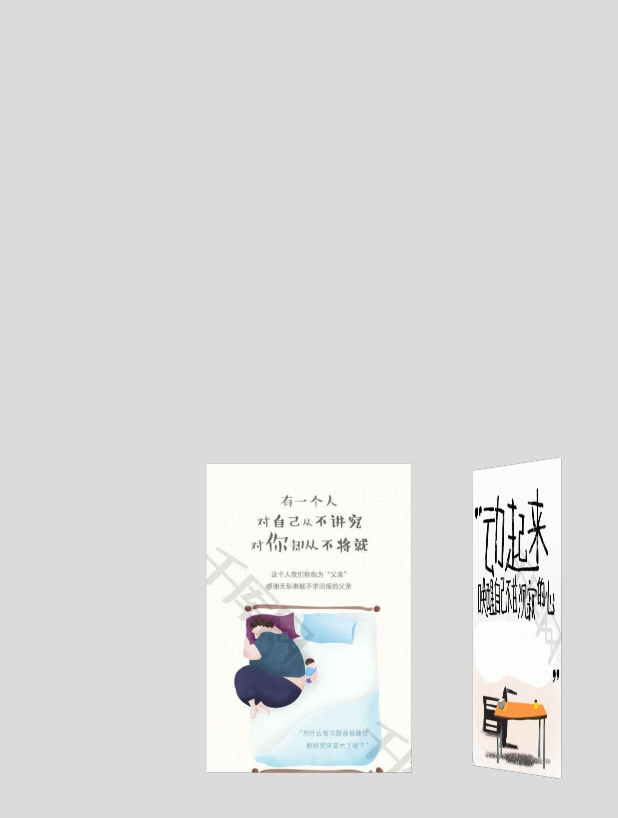
After one commit to moodstrikerdd/DemoGo, an Android app: the ViewPagerActivity screen opened directly, with no data from a screen before it, on a phone screen of 412 x 824 dp. The commit adds this screen. Shown: the top 818 px of the screen. Run offline under Robolectric (Android 15) with nearby library versions, the phone set to English and light mode, and no system bars.

Commit message:
ViewPager一屏多显，全ViewPager可滑动

```diff
--- a/app/src/main/java/com/moo/demogo/MainActivity.kt
+++ b/app/src/main/java/com/moo/demogo/MainActivity.kt
@@ -12,6 +12,7 @@ import com.moo.demogo.mainframe.headerandfooter.HeaderFooterActivity
 import com.moo.demogo.mainframe.sidesliplistview.SideSlipActivity
 import com.moo.demogo.mainframe.snaphelper.SnaphelperActivity
 import com.moo.demogo.mainframe.textwidth.TextWidthActivity
+import com.moo.demogo.mainframe.viewpager.ViewPagerActivity
 import com.moo.demogo.mainframe.webview.WebViewActivity
 import kotlinx.android.synthetic.main.activity_main.*
 import org.jetbrains.anko.toast
@@ -24,7 +25,8 @@ class MainActivity : BaseActivity() {
             ActivityNameBean("HeaderFooterActivity", "RecyclerView添加多头和尾，使用装饰者模式，将正常Adapter包装，使其可以addHeaderView和addFooterView", HeaderFooterActivity::class.java),
             ActivityNameBean("CoroutinesActivity", "kotlin重点---协程\n线程间调度，是异步任务能线性调用。", CoroutinesActivity::class.java),
             ActivityNameBean("TextWidthActivity", "TextView限制宽度\nmaxWidth maxLength maxEms区别", TextWidthActivity::class.java),
-            ActivityNameBean("SnaphelperActivity", "snaphelper\nsnaphelper recyclerView扩展工具类，实现ViewPager功能", SnaphelperActivity::class.java)
+            ActivityNameBean("SnaphelperActivity", "snaphelper\nsnaphelper recyclerView扩展工具类，实现ViewPager功能", SnaphelperActivity::class.java),
+            ActivityNameBean("ViewPagerActivity", "ViewPagerActivity\n实现一屏多显，无限滑动ViewPager", ViewPagerActivity::class.java)
     )
 
     override fun getLayoutId(): Int = R.layout.activity_main
--- /dev/null
+++ b/app/src/main/java/com/moo/demogo/mainframe/viewpager/ViewPagerActivity.kt
@@ -0,0 +1,80 @@
+package com.moo.demogo.mainframe.viewpager
+
+import android.support.v4.view.PagerAdapter
+import android.view.View
+import android.view.ViewGroup
+import com.moo.adapter.ViewHolder
+import com.moo.demogo.R
+import com.moo.demogo.base.BaseActivity
+import com.moo.demogo.utils.AppUtils
+import kotlinx.android.synthetic.main.activity_view_pager.*
+
+class ViewPagerActivity : BaseActivity() {
+    private val data = arrayListOf<Int>()
+
+    override fun getLayoutId() = R.layout.activity_view_pager
+
+    override fun initData() {
+        data.add(R.mipmap.page1)
+        data.add(R.mipmap.page2)
+        data.add(R.mipmap.page3)
+        data.add(R.mipmap.page4)
+        vpContent.adapter.notifyDataSetChanged()
+    }
+
+    override fun initView() {
+        vpContent.apply {
+            //设置预加载的数量是3，这个值默认是1
+            offscreenPageLimit = 3
+            val screenWidth = AppUtils.getScreenWidth(this@ViewPagerActivity)
+            setPadding(screenWidth / 3, 0, screenWidth / 3, 0)
+            clipToPadding = false
+//            pageMargin = TypedValue.applyDimension(TypedValue.COMPLEX_UNIT_DIP, 10f, resources.displayMetrics).toInt()
+            adapter = object : PagerAdapter() {
+                override fun instantiateItem(container: ViewGroup?, position: Int): Any {
+                    return if (data.size == 0) {
+                        super.instantiateItem(container, position)
+                    } else {
+                        val viewHolder = ViewHolder.get(this@ViewPagerActivity, R.layout.layout_view_pager, null, false)
+                        viewHolder.setImageResource(R.id.ivContent, data[position])
+                        container?.addView(viewHolder.convertView)
+                        viewHolder.convertView
+                    }
+                }
+
+                override fun destroyItem(container: ViewGroup?, position: Int, `object`: Any?) {
+                    container?.removeView(`object` as View)
+                }
+
+                override fun isViewFromObject(view: View?, `object`: Any?) = view == `object`
+
+                override fun getCount(): Int = data.size
+            }
+
+            setPageTransformer(false) { page, position ->
+                val newPosition = position - vpContent.paddingLeft.toFloat() / (vpContent.width - vpContent.paddingLeft * 2).toFloat()
+                when {
+                    newPosition < -1f -> {
+                        page.scaleX = 0.50f
+                        page.rotationY = 30f
+                    }
+                    newPosition > -1 && newPosition <= 0 -> {
+                        val scaleX = 1 + 0.5f * newPosition
+                        page.scaleX = scaleX
+                        page.rotationY = 30 * Math.abs(newPosition)
+                    }
+                    newPosition > 0 && newPosition <= 1f -> {
+                        val scaleX = 1 - 0.5f * newPosition
+                        page.scaleX = scaleX
+                        page.rotationY = -30 * Math.abs(newPosition)
+                    }
+                    newPosition > 1f -> {
+                        page.rotationY = -30f
+                        page.scaleX = 0.50f
+                    }
+                }
+            }
+        }
+
+    }
+}
--- a/app/src/main/java/com/moo/demogo/utils/AppUtils.kt
+++ b/app/src/main/java/com/moo/demogo/utils/AppUtils.kt
@@ -1,5 +1,6 @@
 package com.moo.demogo.utils
 
+import android.annotation.SuppressLint
 import android.content.Context
 
 /**
@@ -9,6 +10,10 @@ import android.content.Context
  */
 object AppUtils {
 
+    /**
+     * 获取状态栏高度
+     */
+    @SuppressLint("PrivateApi")
     fun getStatusHeight(context: Context): Int {
         var statusHeight = -1
         try {
@@ -23,4 +28,14 @@ object AppUtils {
 
         return statusHeight
     }
+
+    /**
+     * 获取手机屏幕宽
+     */
+    fun getScreenWidth(context: Context) = context.resources.displayMetrics.widthPixels
+
+    /**
+     * 获取手机屏幕高
+     */
+    fun getScreenHeigth(context: Context) = context.resources.displayMetrics.heightPixels
 }
--- a/app/src/main/res/layout/activity_view_pager.xml
+++ b/app/src/main/res/layout/activity_view_pager.xml
@@ -1,13 +1,16 @@
 <?xml version="1.0" encoding="utf-8"?>
-<RelativeLayout xmlns:android="http://schemas.android.com/apk/res/android"
+<LinearLayout xmlns:android="http://schemas.android.com/apk/res/android"
     xmlns:tools="http://schemas.android.com/tools"
     android:layout_width="match_parent"
     android:layout_height="match_parent"
+    android:background="@color/dividerGray"
+    android:orientation="vertical"
     tools:context=".mainframe.viewpager.ViewPagerActivity">
 
     <android.support.v4.view.ViewPager
         android:id="@+id/vpContent"
+        android:overScrollMode="never"
         android:layout_width="match_parent"
         android:layout_height="match_parent" />
 
-</RelativeLayout>
+</LinearLayout>
--- /dev/null
+++ b/app/src/main/res/layout/layout_view_pager.xml
@@ -0,0 +1,12 @@
+<?xml version="1.0" encoding="utf-8"?>
+<LinearLayout xmlns:android="http://schemas.android.com/apk/res/android"
+    android:layout_width="match_parent"
+    android:layout_height="wrap_content"
+    android:clipChildren="false">
+
+    <ImageView
+        android:id="@+id/ivContent"
+        android:layout_width="match_parent"
+        android:layout_height="match_parent"
+        android:layout_centerInParent="true" />
+</LinearLayout>
```
